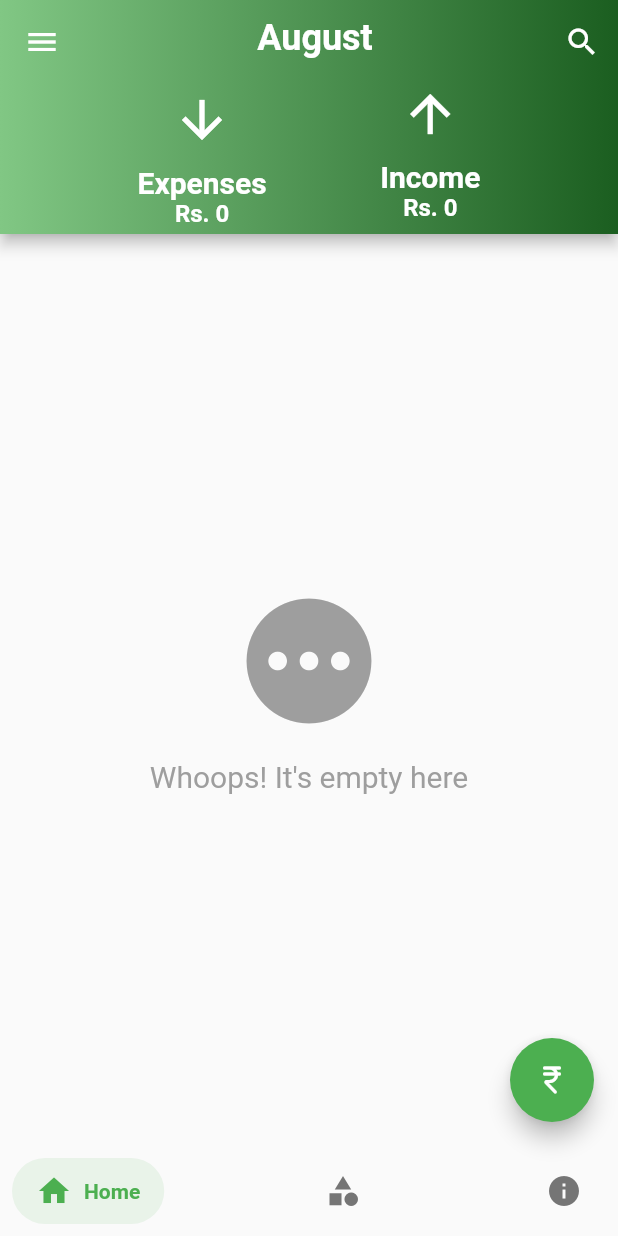
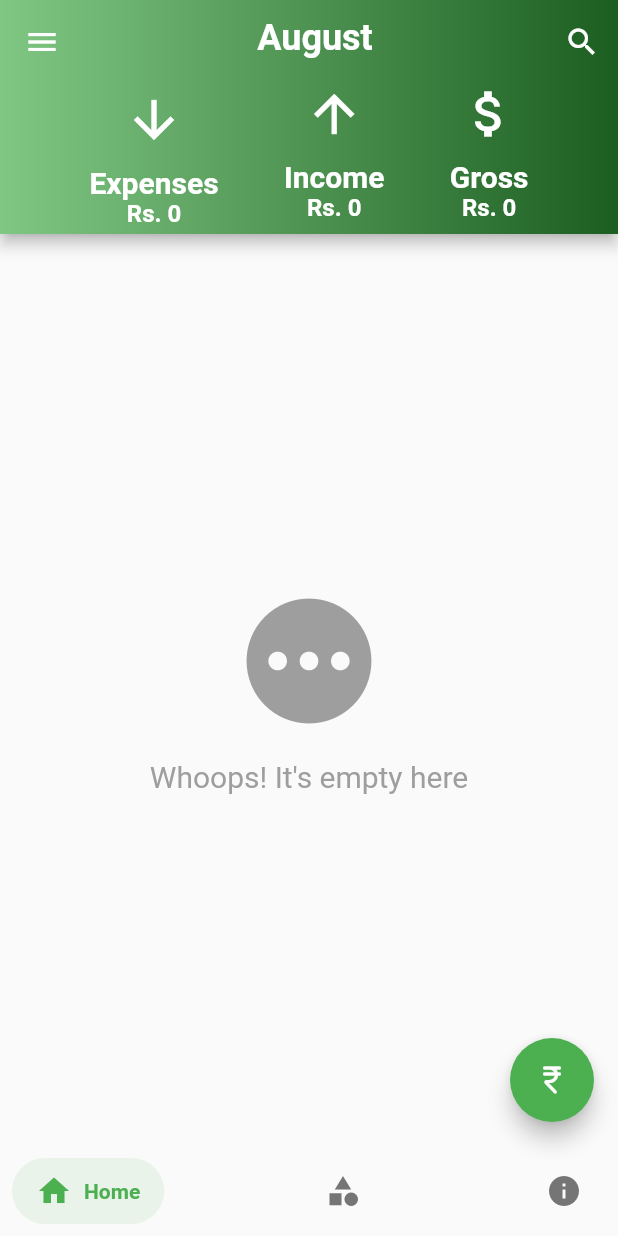
Before and after one commit to aryanPokharel/BudgetBuddy, a Flutter app: the screen it shows after launch, on a phone screen of 412 x 824 dp. Run offline on Flutter 3.47's test engine with Material 2 defaults, Android fonts, the phone set to English and light mode, and no system bars; drawn by our look-alikes of carousel_slider, salomon_bottom_bar; our stand-ins replace pie_chart, sqflite; accounts and stored records are empty.

Commit message:
gross transactions now shown in appBar

```diff
--- a/lib/Screens/Home.dart
+++ b/lib/Screens/Home.dart
@@ -277,6 +277,35 @@ class _HomePageState extends State<HomePage> {
                     ),
                   ],
                 ),
+                Column(
+                  children: [
+                    const Icon(
+                      Icons.attach_money,
+                      color: Colors.white,
+                      size: 40,
+                    ),
+                    const SizedBox(height: 10),
+                    const Text(
+                      "Gross",
+                      style: TextStyle(
+                        color: Colors.white,
+                        fontSize: 20,
+                        fontWeight: FontWeight.bold,
+                      ),
+                    ),
+                    Text(
+                      "Rs. ${(totalIncome - totalExpenses).toStringAsFixed((totalIncome - totalExpenses).truncateToDouble() == (totalIncome - totalExpenses) ? 0 : 2)}",
+                      style: const TextStyle(
+                        color: Colors.white,
+                        fontSize: 16,
+                        fontWeight: FontWeight.bold,
+                      ),
+                    ),
+                    const SizedBox(
+                      height: 8,
+                    ),
+                  ],
+                ),
               ],
             ),
           ),
```
